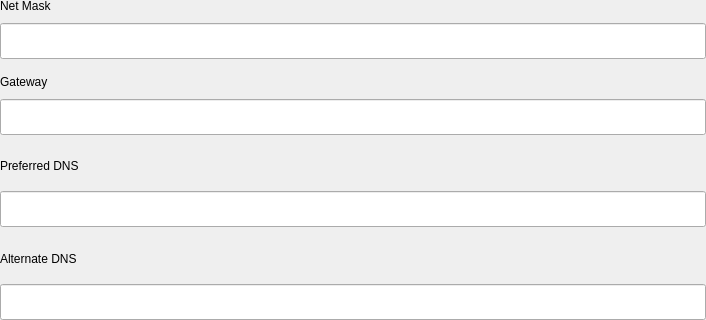
openeuler-mirror/kiran-control-panel, file plugins/network/src/plugin/setting-widget/ipv4-widget.ui: the form before one commit; both pictures show x 0 to 706 and y 178 to 498 of the 706 by 498 pixel window.
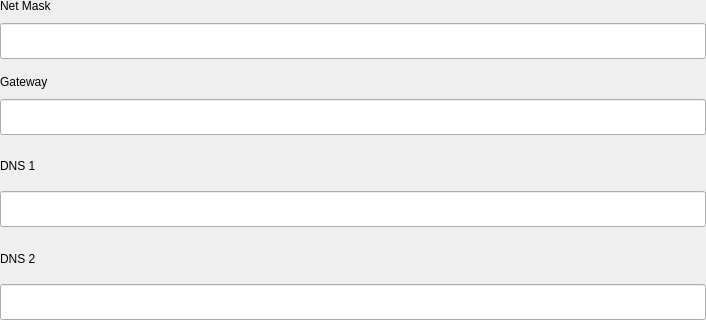
The form after the commit. Custom widgets are drawn as their Qt base class.

The edit to the form file:
```diff
--- a/plugins/network/src/plugin/setting-widget/ipv4-widget.ui
+++ b/plugins/network/src/plugin/setting-widget/ipv4-widget.ui
@@ -187,7 +187,7 @@
      <item>
       <widget class="QLabel" name="label_16">
        <property name="text">
-        <string>Preferred DNS</string>
+        <string>DNS 1</string>
        </property>
       </widget>
      </item>
@@ -220,7 +220,7 @@
      <item>
       <widget class="QLabel" name="label_14">
        <property name="text">
-        <string>Alternate DNS</string>
+        <string>DNS 2</string>
        </property>
       </widget>
      </item>
```
Left out of the diff: 4 changed lines with no effect on the pictures.
